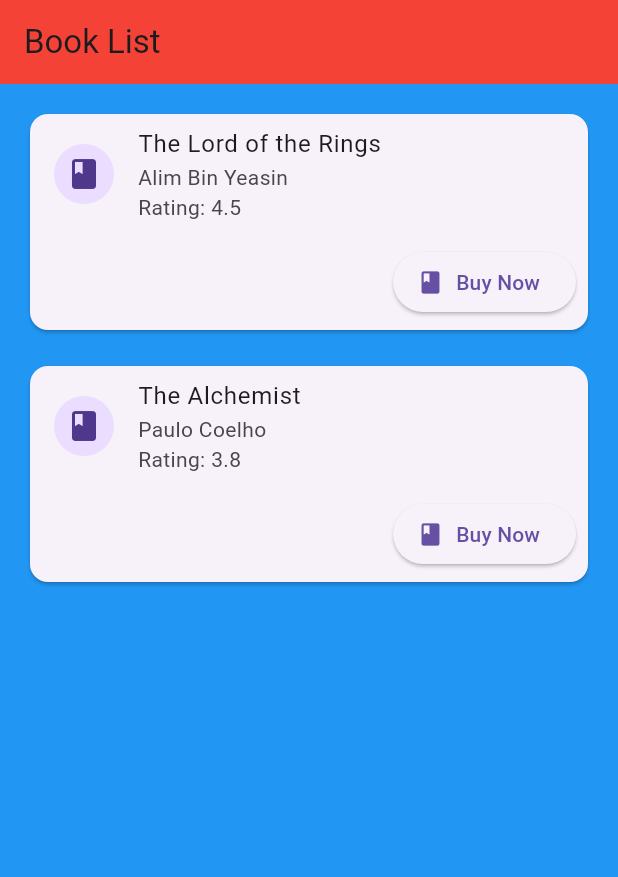
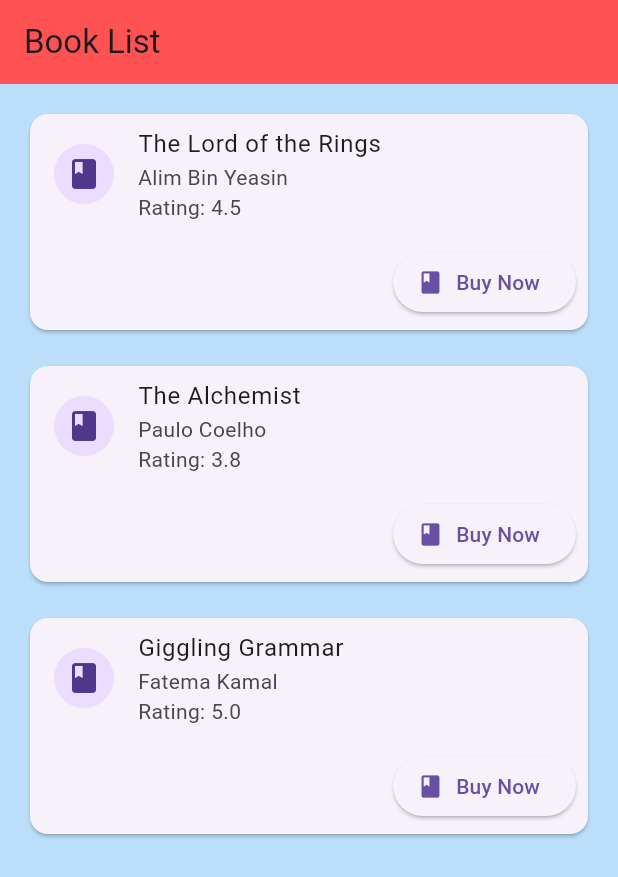
Before and after one commit to alim-55/Book_App, a Flutter app: the screen it shows after launch, on a phone screen of 412 x 824 dp. Shown: the top 877 px of the screen. Run offline on Flutter 3.47's test engine with Material 3 defaults, Android fonts, the phone set to English and light mode, and no system bars.

Commit message:
Changed the color

```diff
--- a/lib/main.dart
+++ b/lib/main.dart
@@ -18,9 +18,9 @@ class FirstPage extends StatelessWidget {
   @override
   Widget build(BuildContext context) {
     return Scaffold(
-      backgroundColor: Colors.blue,
+      backgroundColor: Colors.blue[100],
       appBar: AppBar(
-        backgroundColor: Colors.red,
+        backgroundColor: Colors.redAccent,
         title: Text('Book List'),
       ),
       body: ListView(
@@ -29,6 +29,9 @@ class FirstPage extends StatelessWidget {
           Book('The Lord of the Rings', 'Alim Bin Yeasin', '4.5', Icons.book),
           SizedBox(height: 16.0),
           Book('The Alchemist', 'Paulo Coelho', '3.8', Icons.book),
+          SizedBox(height: 16.0),
+          Book('Giggling Grammar', 'Fatema Kamal', '5.0', Icons.book),
+
         ],
       ),
     );
```
